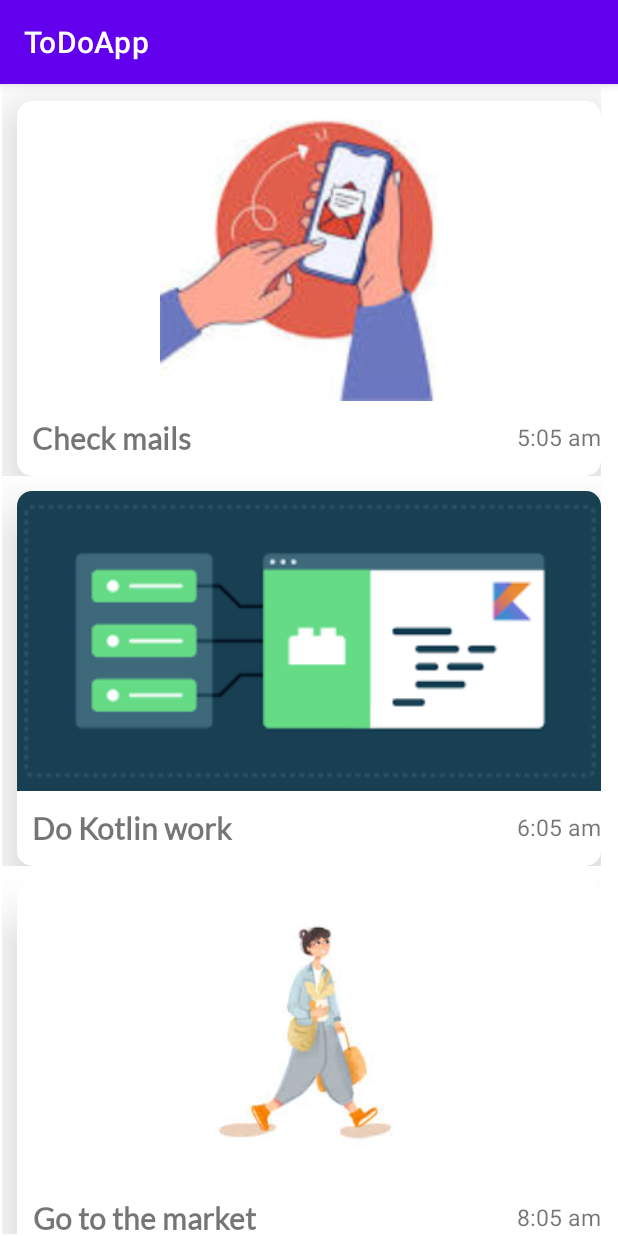
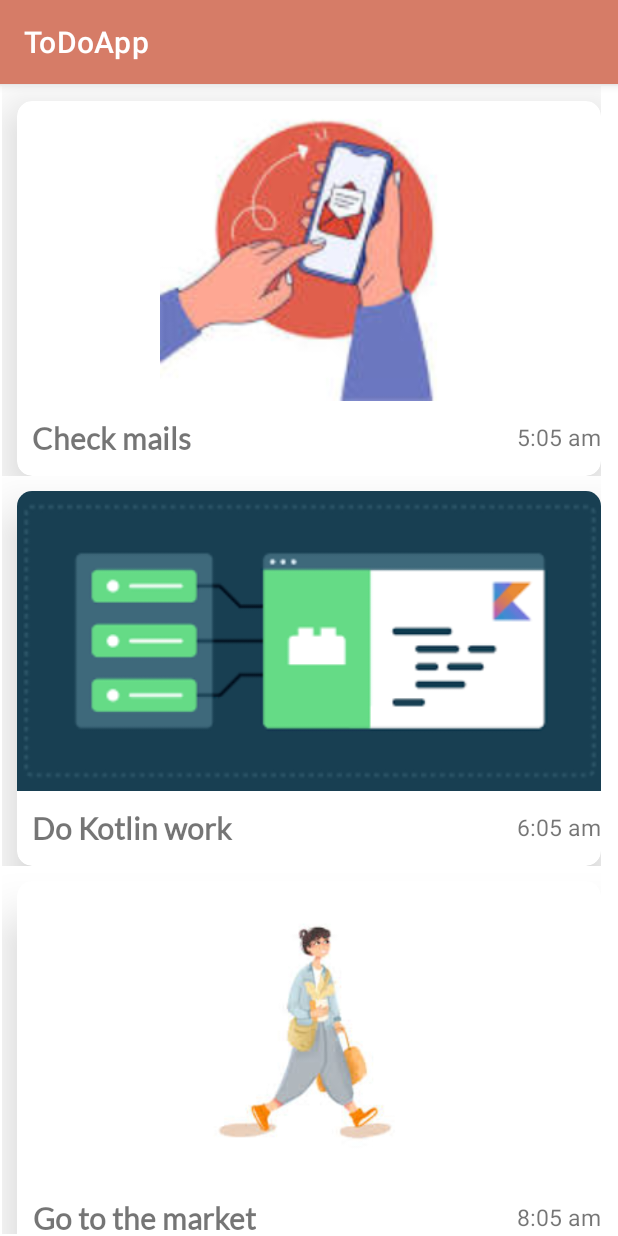
Before and after one commit to kizzanaome/Kotlin-Todo-app, an Android app: the screen it shows after launch (MainActivity), on a phone screen of 412 x 824 dp. Run offline under Robolectric (Android 15) with nearby library versions, the phone set to English and light mode, and no system bars.

Commit message:
Created a splash page when the application is launching and also a details where by when you click on a single item it takes you to the details page. am so proud of my self.

```diff
--- a/app/src/main/java/com/noma/todoapp/MainActivity.kt
+++ b/app/src/main/java/com/noma/todoapp/MainActivity.kt
@@ -2,10 +2,11 @@ package com.noma.todoapp
 
 import androidx.appcompat.app.AppCompatActivity
 import android.os.Bundle
-import android.widget.LinearLayout
-import androidx.recyclerview.widget.GridLayoutManager
 import androidx.recyclerview.widget.LinearLayoutManager
 import androidx.recyclerview.widget.RecyclerView
+import com.noma.todoapp.data.ActivityAdapter
+import com.noma.todoapp.data.ActivityModel
+import com.noma.todoapp.data.ActivityStatus
 
 class MainActivity : AppCompatActivity() {
     override fun onCreate(savedInstanceState: Bundle?) {
--- /dev/null
+++ b/app/src/main/java/com/noma/todoapp/SplashActivity.kt
@@ -0,0 +1,30 @@
+package com.noma.todoapp
+
+import android.content.Intent
+import androidx.appcompat.app.AppCompatActivity
+import android.os.Bundle
+import android.os.Handler
+import kotlinx.coroutines.CoroutineScope
+import kotlinx.coroutines.Dispatchers
+import kotlinx.coroutines.delay
+import kotlinx.coroutines.launch
+
+class SplashActivity : AppCompatActivity() {
+    override fun onCreate(savedInstanceState: Bundle?) {
+        super.onCreate(savedInstanceState)
+        setContentView(R.layout.activity_splash)
+
+//        Handler().postDelayed({
+//            startActivity(Intent(this,MainActivity::class.java))
+//        },3500)
+
+        val scope = CoroutineScope(Dispatchers.Main)
+        scope.launch {
+            delay(3500)
+            startActivity(Intent(this@SplashActivity,MainActivity::class.java))
+            finish()
+        }
+
+
+    }
+}
--- a/app/src/main/java/com/noma/todoapp/ActivityAdapter.kt
+++ b/app/src/main/java/com/noma/todoapp/data/ActivityAdapter.kt
@@ -1,13 +1,17 @@
-package com.noma.todoapp
+package com.noma.todoapp.data
 
 import android.content.Context
+import android.content.Intent
 import android.view.LayoutInflater
 import android.view.View
 import android.view.ViewGroup
 import android.widget.ImageView
 import android.widget.TextView
+import androidx.cardview.widget.CardView
 import androidx.recyclerview.widget.RecyclerView
 import androidx.recyclerview.widget.RecyclerView.ViewHolder
+import com.noma.todoapp.DetailsActivity
+import com.noma.todoapp.R
 
 class ActivityAdapter(var context:Context, var list:ArrayList<ActivityModel>): RecyclerView.Adapter<ActivityAdapter.ActivityViewHolder>() {
 
@@ -15,6 +19,7 @@ class ActivityAdapter(var context:Context, var list:ArrayList<ActivityModel>): R
         val image = itemView.findViewById<ImageView>(R.id.activity_image)
         val  name = itemView .findViewById<TextView>(R.id.activity_title)
         val time = itemView.findViewById<TextView>(R.id.activity_time)
+        val card = itemView.findViewById<CardView>(R.id.my_card)
     }
 
     override fun onCreateViewHolder(parent: ViewGroup, viewType: Int): ActivityViewHolder {
@@ -30,5 +35,15 @@ class ActivityAdapter(var context:Context, var list:ArrayList<ActivityModel>): R
         holder.image.setImageResource(list[position].image)
         holder.name.text = list[position].activityName
         holder.time.text = list[position].activityTime
+
+        holder.card.setOnClickListener{
+
+            var intent = Intent(context,DetailsActivity::class.java)
+            intent.putExtra("image",list[position].image)
+            intent.putExtra("activityName", list[position].activityName)
+            intent.putExtra("activityTime", list[position].activityTime)
+            context.startActivity(intent)
+
+        }
     }
 }
--- a/app/src/main/java/com/noma/todoapp/ActivityModel.kt
+++ b/app/src/main/java/com/noma/todoapp/data/ActivityModel.kt
@@ -1,9 +1,9 @@
-package com.noma.todoapp
+package com.noma.todoapp.data
 
 data class ActivityModel(
     val image:Int = 1,
     val activityName:String = "",
     var activityTime:String = "",
     var activityDescription:String = "",
-    var activityStatus:ActivityStatus = ActivityStatus.pending
+    var activityStatus: ActivityStatus = ActivityStatus.pending
 )
--- a/app/src/main/java/com/noma/todoapp/ActivityStatus.kt
+++ b/app/src/main/java/com/noma/todoapp/data/ActivityStatus.kt
@@ -1,4 +1,4 @@
-package com.noma.todoapp
+package com.noma.todoapp.data
 
 enum class ActivityStatus {
     pending, completed, Failed, Postponed
--- a/app/src/main/res/layout/list_item_layout.xml
+++ b/app/src/main/res/layout/list_item_layout.xml
@@ -7,6 +7,7 @@
     android:layout_margin="10dp">
 
     <androidx.cardview.widget.CardView
+        android:id="@+id/my_card"
         android:layout_width="match_parent"
         android:layout_height="250dp"
         android:layout_margin="10dp"
--- a/app/src/main/res/values/colors.xml
+++ b/app/src/main/res/values/colors.xml
@@ -7,4 +7,6 @@
     <color name="teal_700">#FF018786</color>
     <color name="black">#FF000000</color>
     <color name="white">#FFFFFFFF</color>
+    <color name="status_bar_color">#DE6346</color>
+    <color name="action_bar_color">#D67C67</color>
 </resources>
--- a/app/src/main/res/values/strings.xml
+++ b/app/src/main/res/values/strings.xml
@@ -3,4 +3,7 @@
     <string name="country1">Uganda</string>
     <string name="Jog">Jogging</string>
     <string name="date">2023-08-24</string>
+    <string name="description">I went to the market.\nI bought a lot of glossaries including;\nonions which were my favourite.
+    </string>
+    <string name="complete">Mark as complete</string>
 </resources>
--- a/app/src/main/res/values/themes.xml
+++ b/app/src/main/res/values/themes.xml
@@ -1,9 +1,9 @@
 <resources xmlns:tools="http://schemas.android.com/tools">
     <!-- Base application theme. -->
-    <style name="Theme.ToDoApp" parent="Theme.MaterialComponents.DayNight.DarkActionBar">
+    <style name="Theme.ToDoApp" parent="Theme.Material3.DayNight.NoActionBar">
         <!-- Primary brand color. -->
         <item name="colorPrimary">@color/purple_500</item>
-        <item name="colorPrimaryVariant">@color/purple_700</item>
+        <item name="colorPrimaryVariant">@color/status_bar_color</item>
         <item name="colorOnPrimary">@color/white</item>
         <!-- Secondary brand color. -->
         <item name="colorSecondary">@color/teal_200</item>
@@ -13,4 +13,15 @@
         <item name="android:statusBarColor">?attr/colorPrimaryVariant</item>
         <!-- Customize your theme here. -->
     </style>
+
+    <style name="Theme.ToDoaApp" parent="Theme.ToDoApp"/>
+
+    <style name="Theme.Main" parent="Theme.MaterialComponents.Light.DarkActionBar">
+        <item name="colorPrimaryDark">@color/status_bar_color</item>
+        <item name="colorPrimary">@color/action_bar_color</item>
+    </style>
+
+
+
+
 </resources>
```
Also changed, not shown: app/src/main/AndroidManifest.xml (+11 -1 lines), app/src/main/java/com/noma/todoapp/DetailsActivity.kt (added, +25 -0 lines), app/src/main/res/layout/activity_details.xml (added, +66 -0 lines), app/src/main/res/layout/activity_splash.xml (added, +17 -0 lines), app/src/main/res/drawable/list.png (added).
